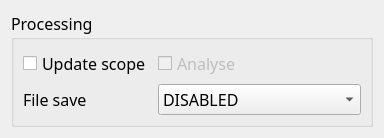
Before: the Qt Designer form RecordProcessorsPanel.ui in sevenreek/qtadqscope, drawn with Qt 5.
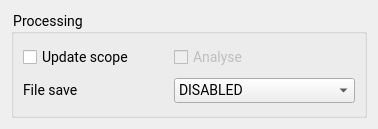
After: the same form once the commit is applied.

Commit message: Adds multiple UI fixes. Blocks critical UI elements during acquisition. Removes Semaphore reset, BufferProcessor now handles all remaining reads and only then exits (experimental). Minor code quality fixes

The edit to the form file:
```diff
--- a/RecordProcessorsPanel.ui
+++ b/RecordProcessorsPanel.ui
@@ -13,6 +13,9 @@
   <property name="windowTitle">
    <string>Form</string>
   </property>
+  <property name="styleSheet">
+   <string notr="true">font-family: Roboto; font-size: 14px;</string>
+  </property>
   <layout class="QVBoxLayout" name="verticalLayout">
    <item>
     <widget class="QGroupBox" name="analysisSettingsContainer">
@@ -27,8 +30,8 @@
      </property>
      <property name="font">
       <font>
-       <family>Calibri Light</family>
-       <pointsize>12</pointsize>
+       <family>Roboto</family>
+       <pointsize>-1</pointsize>
       </font>
      </property>
      <property name="title">
@@ -71,8 +74,8 @@
        <widget class="QCheckBox" name="updateScopeCB">
         <property name="font">
          <font>
-          <family>Calibri Light</family>
-          <pointsize>12</pointsize>
+          <family>Roboto</family>
+          <pointsize>-1</pointsize>
          </font>
         </property>
         <property name="text">
@@ -87,8 +90,8 @@
         </property>
         <property name="font">
          <font>
-          <family>Calibri Light</family>
-          <pointsize>12</pointsize>
+          <family>Roboto</family>
+          <pointsize>-1</pointsize>
          </font>
         </property>
         <property name="text">
```
The commit also changes 55 other files.
